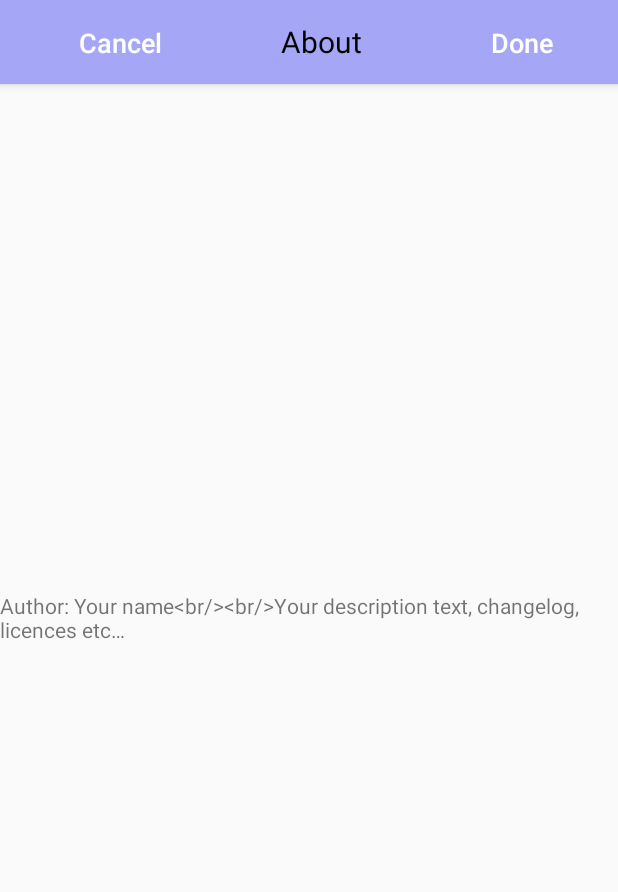
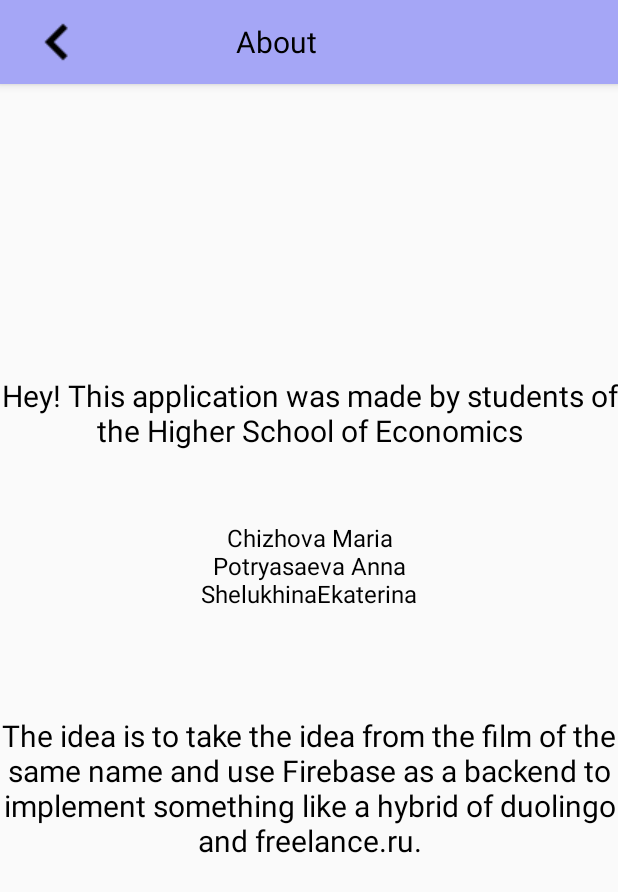
Before and after one commit to OSLL/adfmp1h22-pay-it-forward, an Android app: the AboutActivity screen opened directly, with no data from a screen before it, on a phone screen of 412 x 824 dp. Shown: the top 892 px of the screen. Run offline under Robolectric (Android 15) with nearby library versions, the phone set to English and light mode, and no system bars.

Commit message:
Fix about info

```diff
--- a/app/src/main/java/com/example/payitforward/AboutActivity.kt
+++ b/app/src/main/java/com/example/payitforward/AboutActivity.kt
@@ -4,16 +4,17 @@ package com.example.payitforward
 import android.os.Bundle
 import android.view.View
 import android.widget.Button
+import android.widget.ImageButton
 import androidx.appcompat.app.AppCompatActivity
 
 class AboutActivity : AppCompatActivity() {
 
-    var cancelButton: Button? = null
+    var cancelButton: ImageButton? = null
 
     override fun onCreate(savedInstanceState: Bundle?) {
         super.onCreate(savedInstanceState)
         setContentView(R.layout.activity_about)
-        cancelButton = findViewById<View>(R.id.button_cancel_about) as Button
+        cancelButton = findViewById<View>(R.id.back_button) as ImageButton
         cancelButton!!.setOnClickListener { cancelActivity() }
     }
 
--- a/app/src/main/res/layout/activity_about.xml
+++ b/app/src/main/res/layout/activity_about.xml
@@ -24,16 +24,15 @@
                 android:background="#A5A6F6"
                 android:orientation="horizontal">
 
-                <Button
-                    android:id="@+id/button_cancel_about"
+                <ImageButton
+                    android:id="@+id/back_button"
                     android:layout_width="wrap_content"
                     android:layout_height="wrap_content"
+                    android:layout_marginTop="7dp"
+                    android:layout_marginBottom="7dp"
                     android:layout_gravity="bottom"
-                    android:layout_marginStart="20dp"
                     android:background="#00C4C4C4"
-                    android:text="@string/cancel"
-                    android:textAllCaps="false"
-                    android:textSize="18sp" />
+                    android:src="@drawable/icons_back_48" />
 
                 <TextView
                     android:id="@+id/Title"
@@ -53,7 +52,7 @@
                     android:layout_gravity="bottom"
                     android:layout_marginEnd="20dp"
                     android:background="#00C4C4C4"
-                    android:text="@string/done"
+                    android:text=""
                     android:textAllCaps="false"
                     android:textSize="18sp" />
             </LinearLayout>
@@ -72,10 +71,32 @@
         android:paddingTop="0dp">
 
         <TextView
+            android:id="@+id/hello_text_view"
+            android:layout_width="match_parent"
+            android:layout_height="wrap_content"
+            android:gravity="center"
+            android:text="@string/hey_this_application_was_made_by_students_of_the_higher_school_of_economics"
+            android:textColor="@color/black"
+            android:textSize="20sp" />
+
+        <TextView
+            android:id="@+id/names_text_view"
+            android:layout_width="match_parent"
+            android:layout_height="wrap_content"
+            android:gravity="center"
+            android:text="@string/chizhova_maria_npotryasaeva_anna_nshelukhinaekaterina"
+            android:textColor="@color/black"
+            android:textSize="16sp" />
+
+        <TextView
             android:id="@+id/about_text_view"
             android:layout_width="match_parent"
             android:layout_height="wrap_content"
-            android:text="@string/about_text" />
+            android:text="@string/about_text"
+            android:textColor="@color/black"
+            android:gravity="center"
+            android:textSize="20sp" />
+
     </LinearLayout>
 
 
--- a/app/src/main/res/values/strings.xml
+++ b/app/src/main/res/values/strings.xml
@@ -78,12 +78,12 @@
     <string name="hello_first_fragment">Hello first fragment</string>
     <string name="hello_second_fragment">Hello second fragment. Arg: %1$s</string>
 
-    <string name="about_text">
-  <![CDATA[
-    Author: Your name<br/><br/>Your description text, changelog, licences etc… ]]>
-    </string>
+    <string name="about_text">\n\n\nThe idea is to take the idea from the film of the same name and use Firebase as a backend to implement something like a hybrid of duolingo and freelance.ru.</string>
+
     <string name="title_activity_task">TaskActivity</string>
     <string name="edit_task">Edit Task</string>
     <string name="task_name">Task name</string>
     <string name="_50">50</string>
+    <string name="hey_this_application_was_made_by_students_of_the_higher_school_of_economics">Hey! This application was made by students of the Higher School of Economics\n\n</string>
+    <string name="chizhova_maria_npotryasaeva_anna_nshelukhinaekaterina">Chizhova Maria\nPotryasaeva Anna\nShelukhinaEkaterina</string>
 </resources>
```
